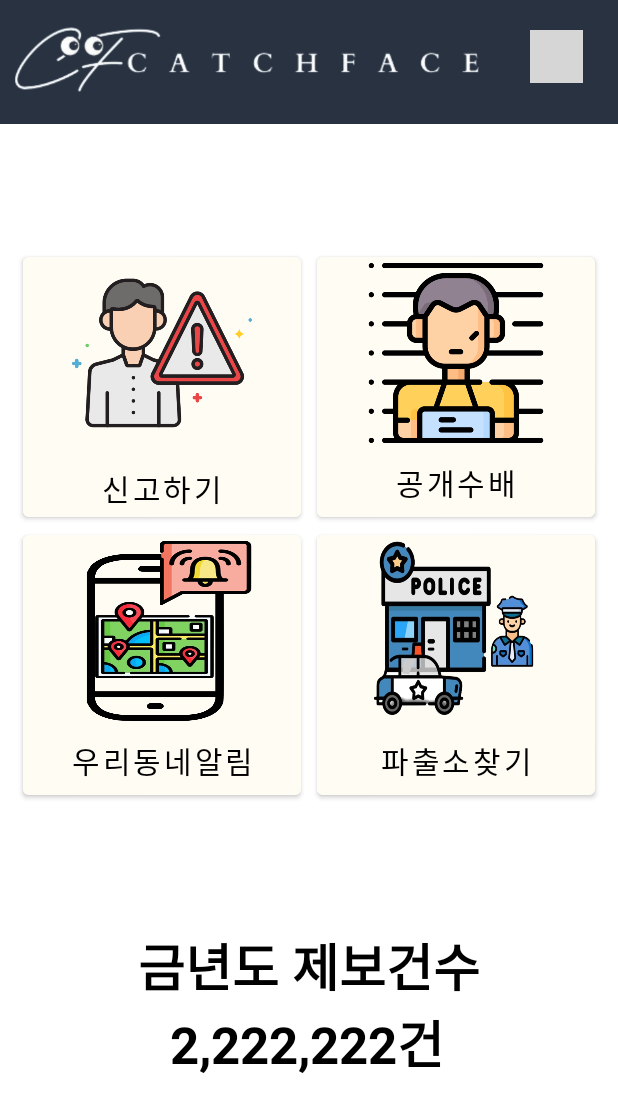
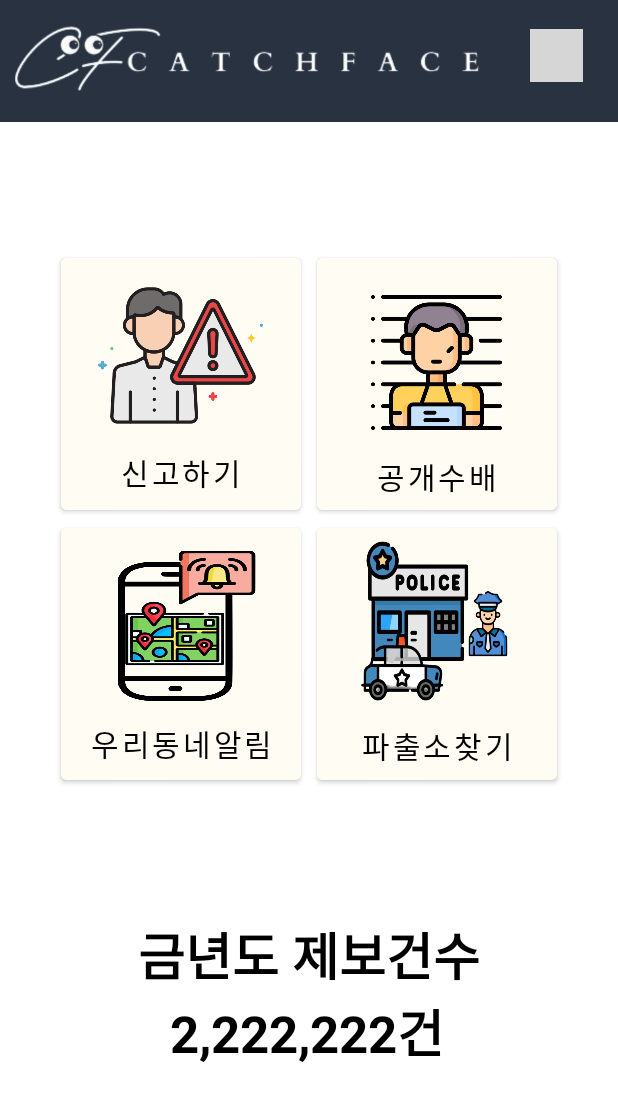
Before and after one commit to eunjeean/project_catchface_app, an Android app: the layout activity_main.xml on its own in the app's theme, with its tools: preview values and no code run, on a phone screen of 412 x 824 dp. Shown: the top 1112 px of the screen. Run offline under Robolectric (Android 15) with nearby library versions, the phone set to English and light mode, and no system bars; grey boxes are pictures that could not be loaded.

Commit message:
PoliceFind, Notice, main - 최훈철

```diff
--- a/app/src/main/res/drawable/main_image_alarm.xml
+++ b/app/src/main/res/drawable/main_image_alarm.xml
@@ -2,6 +2,6 @@
 <layer-list xmlns:android="http://schemas.android.com/apk/res/android">
     <item
         android:drawable="@drawable/alarm"
-        android:width="120dp"
-        android:height="120dp" />
+        android:width="100dp"
+        android:height="100dp" />
 </layer-list>
--- a/app/src/main/res/drawable/main_image_police.xml
+++ b/app/src/main/res/drawable/main_image_police.xml
@@ -2,6 +2,8 @@
 <layer-list xmlns:android="http://schemas.android.com/apk/res/android">
     <item
         android:drawable="@drawable/police"
-        android:width="120dp"
-        android:height="120dp" />
+        android:top="5dp"
+        android:bottom="0dp"
+        android:width="110dp"
+        android:height="110dp" />
 </layer-list>
--- a/app/src/main/res/drawable/main_image_report.xml
+++ b/app/src/main/res/drawable/main_image_report.xml
@@ -2,6 +2,6 @@
 <layer-list xmlns:android="http://schemas.android.com/apk/res/android">
     <item
         android:drawable="@drawable/report"
-        android:width="120dp"
-        android:height="120dp" />
+        android:width="110dp"
+        android:height="110dp" />
 </layer-list>
--- a/app/src/main/res/drawable/main_image_wanted.xml
+++ b/app/src/main/res/drawable/main_image_wanted.xml
@@ -2,6 +2,8 @@
 <layer-list xmlns:android="http://schemas.android.com/apk/res/android">
     <item
         android:drawable="@drawable/wanted"
-        android:width="120dp"
-        android:height="120dp" />
+        android:top="5dp"
+        android:bottom="5dp"
+        android:width="90dp"
+        android:height="90dp" />
 </layer-list>
--- a/app/src/main/res/drawable/main_menu_button.xml
+++ /dev/null
@@ -1,4 +0,0 @@
-<?xml version="1.0" encoding="utf-8"?>
-<selector xmlns:android="http://schemas.android.com/apk/res/android">
-
-</selector>
--- a/app/src/main/res/layout/activity_main.xml
+++ b/app/src/main/res/layout/activity_main.xml
@@ -4,6 +4,7 @@
     xmlns:tools="http://schemas.android.com/tools"
     android:layout_width="match_parent"
     android:layout_height="match_parent"
+    android:layout_marginBottom="10dp"
     android:minWidth="0dp"
     android:minHeight="0dp"
     app:layout_constraintHeight_min="wrap"
@@ -52,7 +53,7 @@
         app:layout_constraintBottom_toTopOf="@+id/guideline8"
         app:layout_constraintEnd_toEndOf="parent"
         app:layout_constraintStart_toStartOf="@+id/guideline10"
-        app:layout_constraintTop_toTopOf="parent" >
+        app:layout_constraintTop_toTopOf="parent">
 
         <ImageView
             android:id="@+id/menu"
@@ -84,12 +85,13 @@
 
         <Button
             android:id="@+id/report_btn"
-            android:layout_width="185dp"
-            android:layout_height="185dp"
+            android:layout_width="160dp"
+            android:layout_height="180dp"
             android:layout_marginEnd="5dp"
             android:backgroundTint="@color/subGray"
             android:drawableTop="@drawable/main_image_report"
             android:gravity="bottom|center"
+            android:padding="10dp"
             android:text="신고하기"
             android:textColor="#000000"
             android:textSize="20sp"
@@ -103,11 +105,12 @@
 
         <Button
             android:id="@+id/wanted_btn"
-            android:layout_width="185dp"
-            android:layout_height="185dp"
+            android:layout_width="160dp"
+            android:layout_height="180dp"
             android:layout_marginStart="5dp"
             android:backgroundTint="@color/subGray"
             android:drawableTop="@drawable/main_image_wanted"
+            android:paddingTop="20dp"
             android:text="공개수배"
             android:textColor="#000000"
             android:textSize="20sp"
@@ -120,11 +123,12 @@
 
         <Button
             android:id="@+id/notice_btn"
-            android:layout_width="185dp"
-            android:layout_height="185dp"
+            android:layout_width="160dp"
+            android:layout_height="180dp"
             android:layout_marginEnd="5dp"
             android:backgroundTint="@color/subGray"
             android:drawableTop="@drawable/main_image_alarm"
+            android:paddingTop="15dp"
             android:text="우리동네알림"
             android:textColor="#000000"
             android:textSize="20sp"
@@ -137,8 +141,8 @@
 
         <Button
             android:id="@+id/police_btn"
-            android:layout_width="185dp"
-            android:layout_height="185dp"
+            android:layout_width="160dp"
+            android:layout_height="180dp"
             android:layout_marginStart="5dp"
             android:backgroundTint="@color/subGray"
             android:drawableTop="@drawable/main_image_police"
```
Also changed, not shown: app/src/main/AndroidManifest.xml (+7 -4 lines), app/src/main/java/com/example/fersonaapplication/PoliceFindActivity.java (added, +14 -0 lines), app/src/main/res/layout/activity_police_find.xml (added, +98 -0 lines), app/src/main/res/values/strings.xml (+8 -0 lines).
